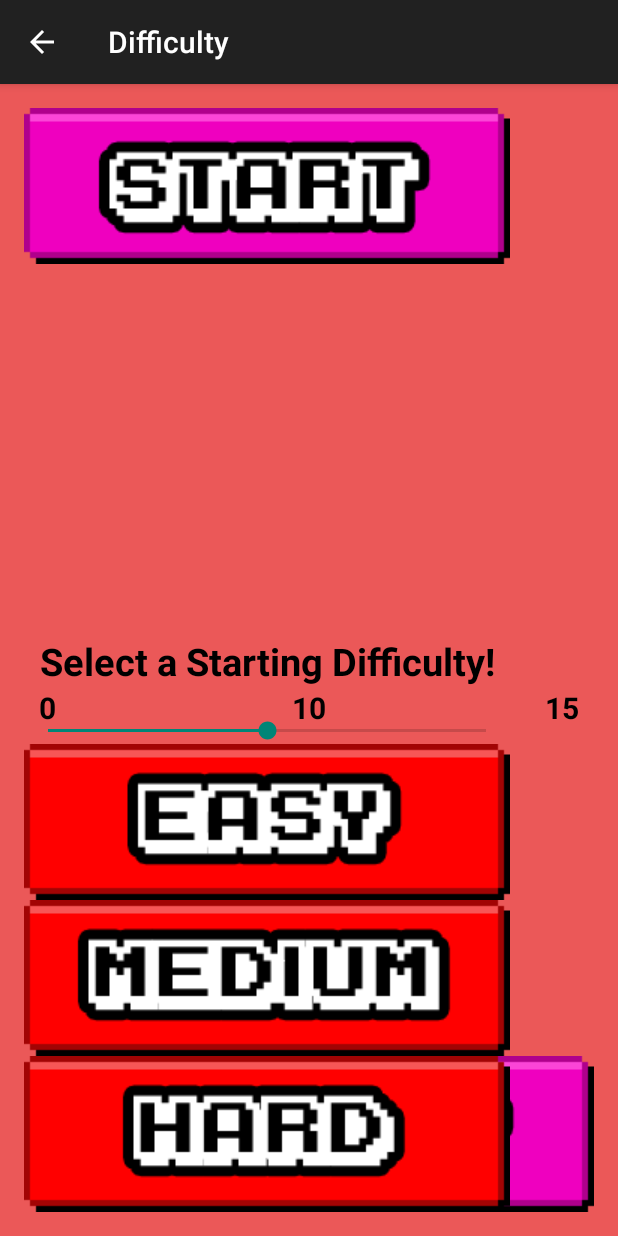
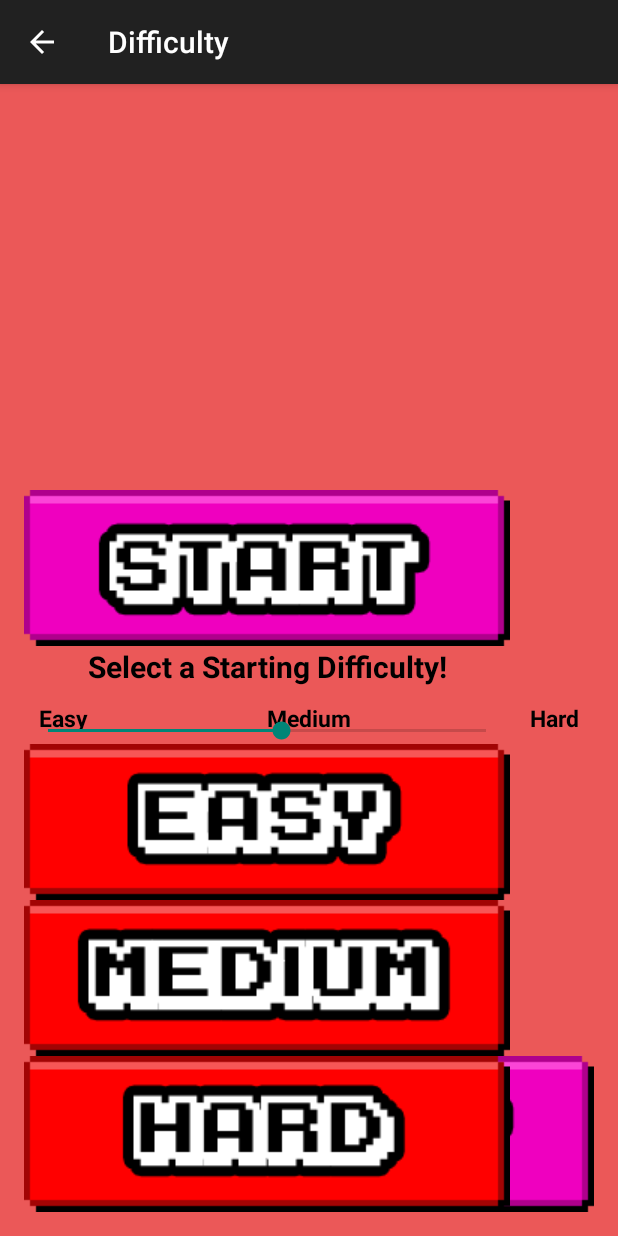
Before and after one commit to aptmac/Hackentines2016, an Android app: the Difficulty screen opened directly, with no data from a screen before it, on a phone screen of 412 x 824 dp. Run offline under Robolectric (Android 15) with nearby library versions, the light colour scheme and no system bars.

Commit message:
Added Difficulty Passing & Updated Layouts

```diff
--- a/app/src/main/java/com/example/norifurikake/hackenties2016/Difficulty.java
+++ b/app/src/main/java/com/example/norifurikake/hackenties2016/Difficulty.java
@@ -8,7 +8,7 @@ import android.widget.SeekBar;
 
 public class Difficulty extends ActionBarActivity {
     SeekBar seekBar;
-    private int _difficulty = 10;
+    private int difficulty = 10;
 
     @Override
     protected void onCreate(Bundle savedInstanceState) {
@@ -19,14 +19,14 @@ public class Difficulty extends ActionBarActivity {
     }
 
     public void toGame(View view) {
-        this._difficulty = seekBar.getProgress();
+        this.difficulty = seekBar.getProgress();
         Intent intent = new Intent(this, Game.class);
-        intent.putExtra("difficulty", this._difficulty);
+        intent.putExtra("difficulty", String.valueOf(difficulty));
         startActivity(intent);
     }
     private void setDifficulty(int difficulty){
         seekBar.setProgress(difficulty);
-        this._difficulty = difficulty;
+        this.difficulty = difficulty;
     }
     public void setDifficultyEasy(View view){
         setDifficulty(0);
--- a/app/src/main/res/layout/activity_difficulty.xml
+++ b/app/src/main/res/layout/activity_difficulty.xml
@@ -26,29 +26,32 @@
             android:paddingLeft="10dp"
             android:layout_width="wrap_content"
             android:layout_height="wrap_content"
-            android:text="0"
-            android:textSize="20dp"
+            android:text="Easy"
+            android:textSize="15dp"
             android:textColor="#000000"
-            android:textStyle="bold" />
+            android:textStyle="bold"
+            android:layout_marginTop="10dp" />
         <TextView
             android:id="@+id/indicator2"
             android:layout_width="wrap_content"
             android:layout_height="wrap_content"
             android:layout_centerHorizontal="true"
-            android:text="10"
-            android:textSize="20dp"
+            android:text="Medium"
+            android:textSize="15dp"
             android:textColor="#000000"
-            android:textStyle="bold" />
+            android:textStyle="bold"
+            android:layout_marginTop="10dp" />
         <TextView
             android:id="@+id/indicator3"
             android:layout_width="wrap_content"
             android:layout_height="wrap_content"
             android:layout_alignParentRight="true"
             android:paddingRight="10dp"
-            android:text="15"
-            android:textSize="20dp"
+            android:text="Hard"
+            android:textSize="15dp"
             android:textColor="#000000"
-            android:textStyle="bold" />
+            android:textStyle="bold"
+            android:layout_marginTop="10dp" />
     </RelativeLayout>
 
     <Button
@@ -98,7 +101,7 @@
         android:id="@+id/button"
         android:onClick="toGame"
         android:background="@drawable/start_button"
-        android:layout_alignParentTop="true"
+        android:layout_above="@+id/txtSelect"
         android:layout_alignParentLeft="true"
         android:layout_alignParentStart="true" />
 
@@ -106,12 +109,13 @@
         android:id="@+id/difficultyBar"
         android:layout_width="match_parent"
         android:layout_height="wrap_content"
-        android:progress="5"
-        android:max="10"
+        android:progress="8"
+        android:max="15"
         android:paddingTop="20dp"
         android:layout_above="@+id/btnEasy"
         android:layout_alignRight="@+id/btnEasy"
-        android:layout_alignEnd="@+id/btnEasy" />
+        android:layout_alignEnd="@+id/btnEasy"
+        android:indeterminate="false" />
 
     <TextView
         android:layout_width="wrap_content"
@@ -124,7 +128,7 @@
         android:layout_alignParentStart="true"
         android:textColor="#000000"
         android:textIsSelectable="false"
-        android:textSize="25dp"
+        android:textSize="20dp"
         android:textStyle="bold"
         android:layout_alignRight="@+id/difficultyBar"
         android:layout_alignEnd="@+id/difficultyBar"
```
Also changed, not shown: app/src/main/java/com/example/norifurikake/hackenties2016/Game.java (+9 -1 lines), app/src/main/res/layout/activity_main.xml (+27 -8 lines).
